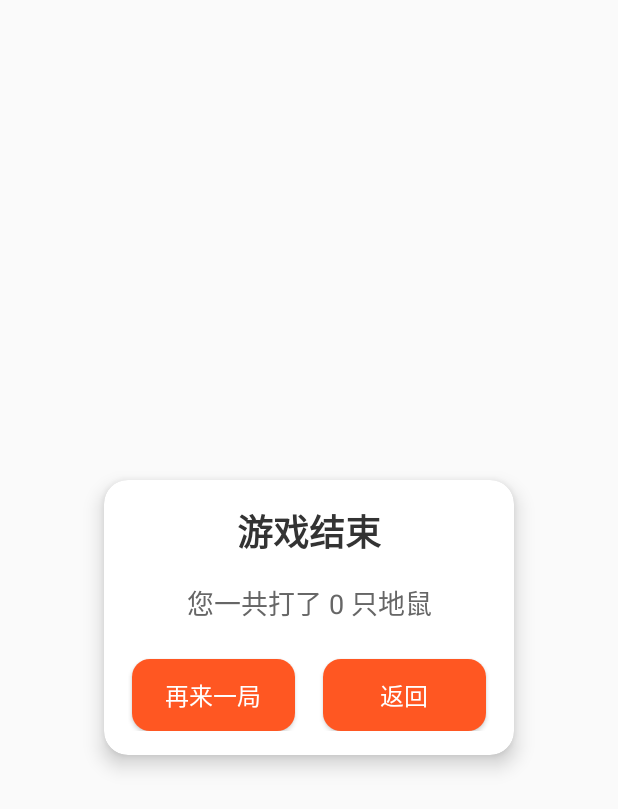
After one commit to luckystarxzr/HitMouses, an Android app: the layout dialog_game_over.xml on its own in the app's theme, with its tools: preview values and no code run, on a phone screen of 412 x 824 dp. The commit adds this screen. Shown: the top 809 px of the screen. Run offline under Robolectric (Android 15) with nearby library versions, the phone set to English and light mode, and no system bars.

Commit message:
第四次更新

```diff
--- a/app/build.gradle
+++ b/app/build.gradle
@@ -16,7 +16,7 @@ android {
         minSdk 27
         targetSdk 33
         versionCode 10000
-        versionName "1.3"
+        versionName "1.4"
 
         testInstrumentationRunner "androidx.test.runner.AndroidJUnitRunner"
     }
@@ -44,6 +44,7 @@ android {
 }
 
 dependencies {
+    implementation 'com.google.android.exoplayer:exoplayer:2.18.7'
     implementation 'androidx.appcompat:appcompat:1.6.1'
     implementation 'com.google.android.material:material:1.9.0'
     implementation 'androidx.constraintlayout:constraintlayout:2.1.4'
--- a/app/src/main/AndroidManifest.xml
+++ b/app/src/main/AndroidManifest.xml
@@ -1,7 +1,7 @@
 <?xml version="1.0" encoding="utf-8"?>
 <manifest xmlns:android="http://schemas.android.com/apk/res/android"
     xmlns:tools="http://schemas.android.com/tools">
-
+    <uses-permission android:name="android.permission.VIBRATE" />
     <application
         android:allowBackup="true"
         android:dataExtractionRules="@xml/data_extraction_rules"
@@ -31,6 +31,6 @@
         <service
             android:name=".MusicService"
             android:enabled="true"
-            android:exported="false" /> <!-- 修改为 false -->
+            android:exported="false" />
     </application>
 </manifest>
--- /dev/null
+++ b/app/src/main/res/layout/dialog_game_over.xml
@@ -0,0 +1,77 @@
+<?xml version="1.0" encoding="utf-8"?>
+<androidx.cardview.widget.CardView xmlns:android="http://schemas.android.com/apk/res/android"
+    xmlns:app="http://schemas.android.com/apk/res-auto"
+    android:layout_width="300dp"
+    android:layout_height="wrap_content"
+    android:layout_gravity="center"
+    app:cardCornerRadius="16dp"
+    app:cardElevation="8dp"
+    app:cardBackgroundColor="#FFFFFF"
+    app:cardUseCompatPadding="true">
+
+    <androidx.constraintlayout.widget.ConstraintLayout
+        android:layout_width="match_parent"
+        android:layout_height="wrap_content"
+        android:padding="16dp">
+
+        <!-- 标题：游戏结束 -->
+        <TextView
+            android:id="@+id/tv_title"
+            android:layout_width="wrap_content"
+            android:layout_height="wrap_content"
+            android:text="游戏结束"
+            android:textColor="#333333"
+            android:textSize="24sp"
+            android:textStyle="bold"
+            app:layout_constraintEnd_toEndOf="parent"
+            app:layout_constraintStart_toStartOf="parent"
+            app:layout_constraintTop_toTopOf="parent" />
+
+        <!-- 消息内容 -->
+        <TextView
+            android:id="@+id/tv_message"
+            android:layout_width="wrap_content"
+            android:layout_height="wrap_content"
+            android:layout_marginTop="16dp"
+            android:text="您一共打了 0 只地鼠"
+            android:textColor="#666666"
+            android:textSize="18sp"
+            app:layout_constraintEnd_toEndOf="parent"
+            app:layout_constraintStart_toStartOf="parent"
+            app:layout_constraintTop_toBottomOf="@id/tv_title" />
+
+        <!-- 按钮：再来一局 -->
+        <Button
+            android:id="@+id/btn_restart"
+            android:layout_width="0dp"
+            android:layout_height="wrap_content"
+            android:layout_marginTop="24dp"
+            android:layout_marginEnd="8dp"
+            android:background="@drawable/button_rounded"
+            android:padding="8dp"
+            android:text="再来一局"
+            android:textColor="#FFFFFF"
+            android:textSize="16sp"
+            app:layout_constraintEnd_toStartOf="@id/btn_back"
+            app:layout_constraintStart_toStartOf="parent"
+            app:layout_constraintTop_toBottomOf="@id/tv_message"
+            app:layout_constraintWidth_percent="0.45" />
+
+        <!-- 按钮：返回 -->
+        <Button
+            android:id="@+id/btn_back"
+            android:layout_width="0dp"
+            android:layout_height="wrap_content"
+            android:layout_marginStart="8dp"
+            android:background="@drawable/button_rounded"
+            android:padding="8dp"
+            android:text="返回"
+            android:textColor="#FFFFFF"
+            android:textSize="16sp"
+            app:layout_constraintEnd_toEndOf="parent"
+            app:layout_constraintStart_toEndOf="@id/btn_restart"
+            app:layout_constraintTop_toTopOf="@id/btn_restart"
+            app:layout_constraintWidth_percent="0.45" />
+
+    </androidx.constraintlayout.widget.ConstraintLayout>
+</androidx.cardview.widget.CardView>
```
Also changed, not shown: app/src/main/java/com/muen/hitmouse/GameEngine.java (+12 -3 lines), app/src/main/java/com/muen/hitmouse/PlayActivity.java (+125 -88 lines), app/src/main/java/com/muen/hitmouse/RecordActivity.java (+92 -9 lines), app/src/main/res/drawable/ic_trophy.xml (+14 -1 lines), app/src/main/res/layout/activity_record.xml (+18 -0 lines), app/src/main/res/layout/item_record_card.xml (+6 -2 lines), 2 other files.
